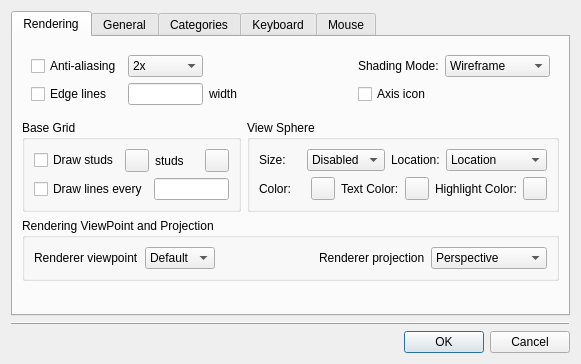
The window that lclib/qt/lc_qpreferencesdialog.ui (trevorsandy/lpub3d-ci) describes before a commit, drawn with Qt 5.
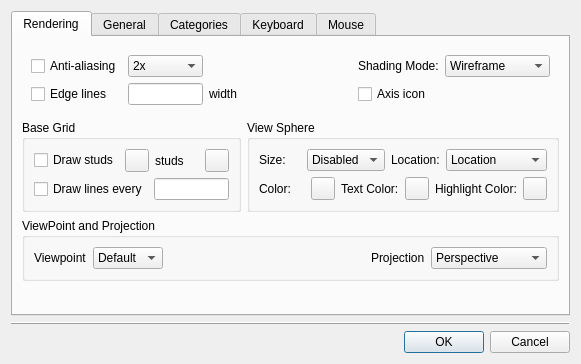
The same window after the commit. The open tabs and pages were chosen to show the change.

Commit message: Dev - Cleanup 3DViewer preferences labels

Patch:
```diff
--- a/lclib/qt/lc_qpreferencesdialog.ui
+++ b/lclib/qt/lc_qpreferencesdialog.ui
@@ -329,7 +329,7 @@
        <item row="3" column="0" colspan="2">
         <widget class="QGroupBox" name="renderingGroup">
          <property name="title">
-          <string>Rendering ViewPoint and Projection</string>
+          <string>ViewPoint and Projection</string>
          </property>
          <layout class="QHBoxLayout" name="horizontalLayout_2">
           <item>
@@ -341,7 +341,7 @@
              </sizepolicy>
             </property>
             <property name="text">
-             <string>Renderer viewpoint</string>
+             <string>Viewpoint</string>
             </property>
            </widget>
           </item>
@@ -417,7 +417,7 @@
           <item>
            <widget class="QLabel" name="label_16">
             <property name="text">
-             <string>Renderer projection</string>
+             <string>Projection</string>
             </property>
            </widget>
           </item>
```
Left out of the diff: 2 changed lines with no effect on the pictures.
